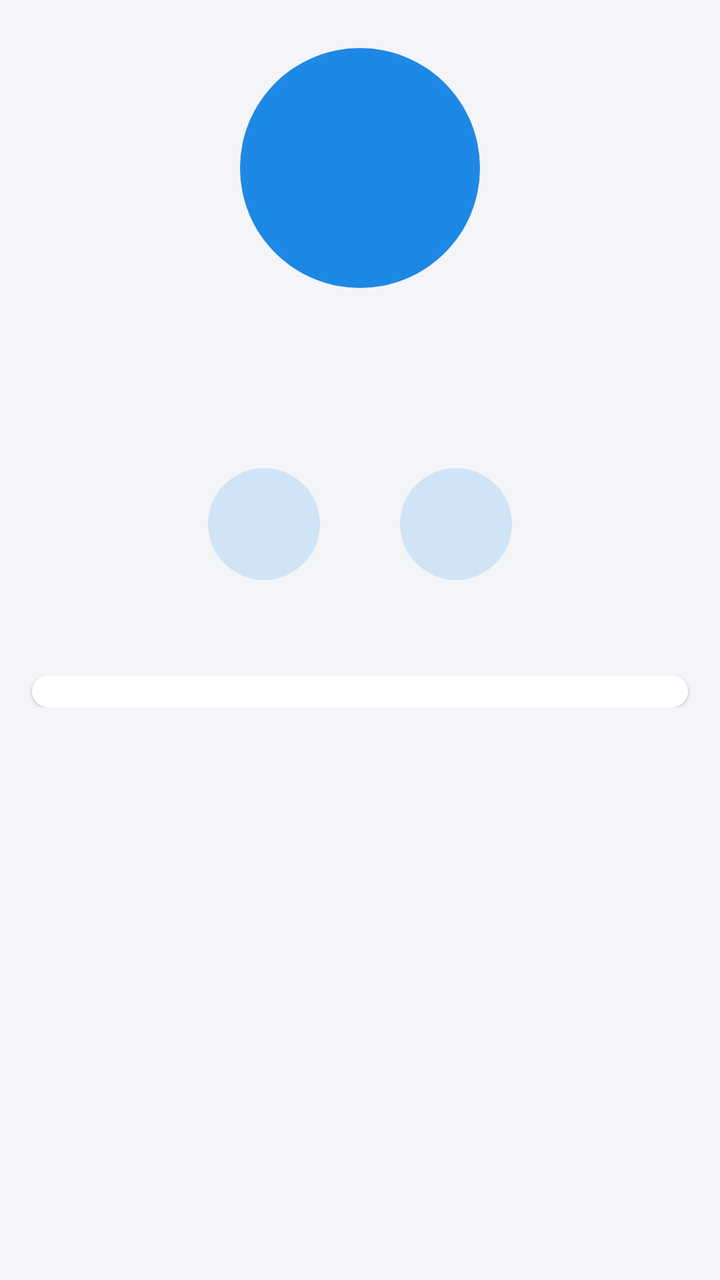
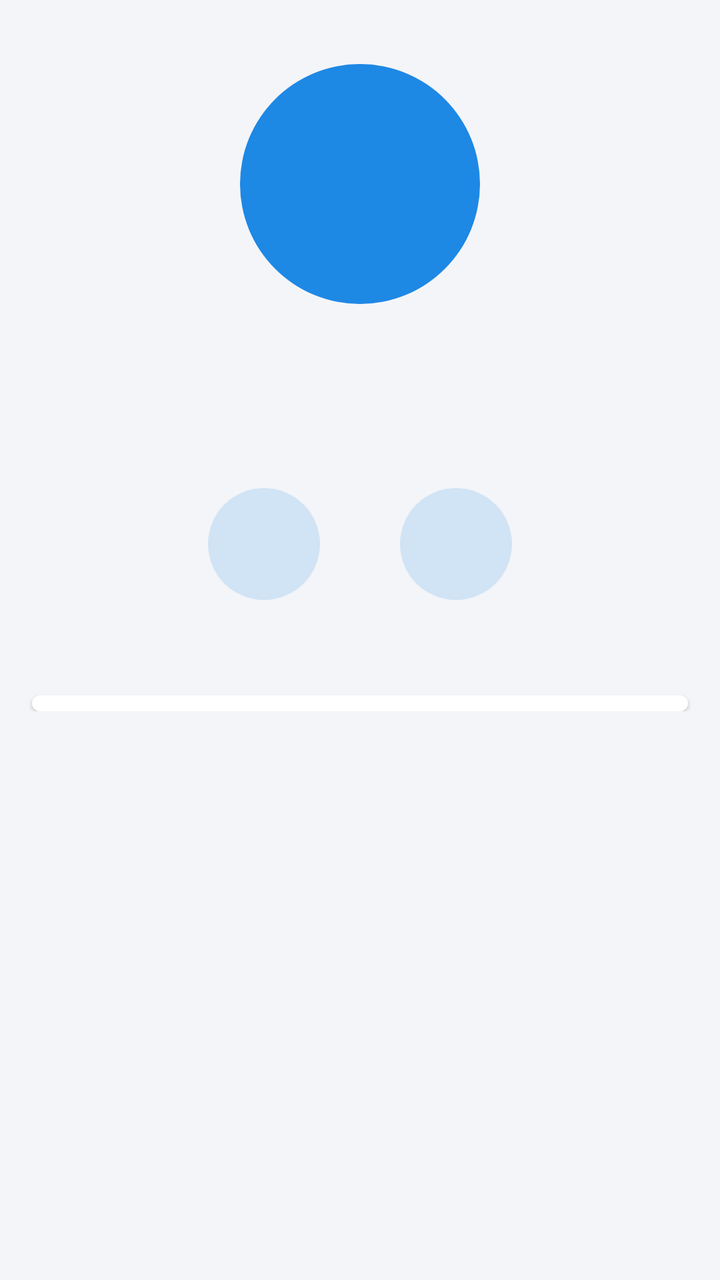

An Android layout rendered at two revisions. The XML below is the earlier revision; the diff shows what the commit changed to produce the second picture.
<!-- AndroidManifest.xml: application theme Theme.FtHangouts -->
<!-- res/layout/activity_contact_detail.xml -->
<?xml version="1.0" encoding="utf-8"?>
<ScrollView xmlns:android="http://schemas.android.com/apk/res/android"
    android:layout_width="match_parent"
    android:layout_height="match_parent">

    <LinearLayout
        android:layout_width="match_parent"
        android:layout_height="wrap_content"
        android:orientation="vertical"
        android:paddingBottom="24dp">

        
        <include
            android:id="@+id/detail_avatar"
            layout="@layout/view_avatar"
            android:layout_width="120dp"
            android:layout_height="120dp"
            android:layout_gravity="center_horizontal"
            android:layout_marginTop="24dp" />

        <TextView
            android:id="@+id/detail_name"
            android:layout_width="match_parent"
            android:layout_height="wrap_content"
            android:layout_marginHorizontal="16dp"
            android:layout_marginTop="16dp"
            android:gravity="center"
            android:textAppearance="@android:style/TextAppearance.Material.Headline"
            android:textIsSelectable="true" />

        <TextView
            android:id="@+id/detail_company"
            android:layout_width="match_parent"
            android:layout_height="wrap_content"
            android:layout_marginHorizontal="16dp"
            android:gravity="center"
            android:textColor="?android:attr/textColorSecondary"
            android:textIsSelectable="true"
            android:textSize="16sp" />

        
        <LinearLayout
            android:layout_width="wrap_content"
            android:layout_height="wrap_content"
            android:layout_gravity="center_horizontal"
            android:layout_marginTop="20dp"
            android:orientation="horizontal">

            <include
                android:id="@+id/button_call"
                layout="@layout/view_quick_action" />

            <include
                android:id="@+id/button_message"
                layout="@layout/view_quick_action" />
        </LinearLayout>

        
        <LinearLayout
            android:id="@+id/detail_rows"
            android:layout_width="match_parent"
            android:layout_height="wrap_content"
            android:layout_marginHorizontal="16dp"
            android:layout_marginTop="24dp"
            android:background="@drawable/bg_card"
            android:elevation="1dp"
            android:orientation="vertical"
            android:paddingVertical="8dp" />
    </LinearLayout>
</ScrollView>
<!-- res/layout/view_avatar.xml (included above) -->
<?xml version="1.0" encoding="utf-8"?>
<FrameLayout xmlns:android="http://schemas.android.com/apk/res/android"
    android:layout_width="40dp"
    android:layout_height="40dp">

    <TextView
        android:id="@+id/avatar_initials"
        android:layout_width="match_parent"
        android:layout_height="match_parent"
        android:background="@drawable/avatar_circle"
        android:gravity="center"
        android:textColor="@color/white"
        android:textStyle="bold" />

    <ImageView
        android:id="@+id/avatar_photo"
        android:layout_width="match_parent"
        android:layout_height="match_parent"
        android:background="@drawable/avatar_circle"
        android:contentDescription="@string/contact_photo"
        android:scaleType="centerCrop"
        android:visibility="gone" />
</FrameLayout>
<!-- res/layout/view_quick_action.xml (included above) -->
<?xml version="1.0" encoding="utf-8"?>
<LinearLayout xmlns:android="http://schemas.android.com/apk/res/android"
    android:layout_width="96dp"
    android:layout_height="wrap_content"
    android:gravity="center_horizontal"
    android:orientation="vertical">

    <ImageButton
        android:id="@+id/quick_action_icon"
        android:layout_width="56dp"
        android:layout_height="56dp"
        android:background="@drawable/bg_tonal_circle"
        android:tint="?android:attr/colorPrimary" />

    <TextView
        android:id="@+id/quick_action_label"
        android:layout_width="wrap_content"
        android:layout_height="wrap_content"
        android:layout_marginTop="6dp"
        android:importantForAccessibility="no"
        android:textColor="?android:attr/colorPrimary"
        android:textSize="13sp" />
</LinearLayout>
<!-- resources referenced by this layout -->
<resources>
  <color name="white">#FFFFFFFF</color>
  <!-- drawable avatar_circle (drawable) -->
  <?xml version="1.0" encoding="utf-8"?>
  <shape xmlns:android="http://schemas.android.com/apk/res/android"
      android:shape="oval">
      <solid android:color="?android:attr/colorPrimary" />
  </shape>
  <!-- drawable bg_card (drawable) -->
  <?xml version="1.0" encoding="utf-8"?>
  <shape xmlns:android="http://schemas.android.com/apk/res/android" android:shape="rectangle">
      <solid android:color="@color/surface" />
      <corners android:radius="16dp" />
  </shape>
  <!-- drawable bg_tonal_circle (drawable) -->
  <?xml version="1.0" encoding="utf-8"?>
  <ripple xmlns:android="http://schemas.android.com/apk/res/android"
      android:color="?android:attr/colorControlHighlight">
      <item>
          <shape android:shape="oval">
              <solid android:color="@color/primary_tonal" />
          </shape>
      </item>
  </ripple>
  <string name="contact_photo">Contact picture</string>
  <style name="Theme.FtHangouts" parent="android:Theme.Material.Light.DarkActionBar">
          <item name="android:colorPrimary">@color/header_blue</item>
          <item name="android:colorPrimaryDark">@color/header_blue</item>
          <item name="android:colorAccent">@color/header_blue</item>
          <item name="android:colorBackground">@color/background</item>
          <item name="android:windowBackground">@color/background</item>
          
          <item name="android:windowLightStatusBar">false</item>
      </style>
  <color name="surface">#FFFFFFFF</color>
  <color name="header_blue">#FF1E88E5</color>
  <color name="background">#FFF4F5F8</color>
</resources>

<!-- the commit's change to res/layout/activity_contact_detail.xml (unified diff, before → after) -->
@@ -10,49 +10,59 @@
         android:paddingBottom="24dp">
 
         
-        <include
-            android:id="@+id/detail_avatar"
-            layout="@layout/view_avatar"
-            android:layout_width="120dp"
-            android:layout_height="120dp"
-            android:layout_gravity="center_horizontal"
-            android:layout_marginTop="24dp" />
-
-        <TextView
-            android:id="@+id/detail_name"
+        <LinearLayout
+            android:id="@+id/detail_header"
             android:layout_width="match_parent"
             android:layout_height="wrap_content"
-            android:layout_marginHorizontal="16dp"
-            android:layout_marginTop="16dp"
-            android:gravity="center"
-            android:textAppearance="@android:style/TextAppearance.Material.Headline"
-            android:textIsSelectable="true" />
-
-        <TextView
-            android:id="@+id/detail_company"
-            android:layout_width="match_parent"
-            android:layout_height="wrap_content"
-            android:layout_marginHorizontal="16dp"
-            android:gravity="center"
-            android:textColor="?android:attr/textColorSecondary"
-            android:textIsSelectable="true"
-            android:textSize="16sp" />
-
-        
-        <LinearLayout
-            android:layout_width="wrap_content"
-            android:layout_height="wrap_content"
-            android:layout_gravity="center_horizontal"
-            android:layout_marginTop="20dp"
-            android:orientation="horizontal">
+            android:orientation="vertical"
+            android:paddingTop="32dp"
+            android:paddingBottom="8dp">
 
             <include
-                android:id="@+id/button_call"
-                layout="@layout/view_quick_action" />
+                android:id="@+id/detail_avatar"
+                layout="@layout/view_avatar"
+                android:layout_width="120dp"
+                android:layout_height="120dp"
+                android:layout_gravity="center_horizontal" />
 
-            <include
-                android:id="@+id/button_message"
-                layout="@layout/view_quick_action" />
+            <TextView
+                android:id="@+id/detail_name"
+                android:layout_width="match_parent"
+                android:layout_height="wrap_content"
+                android:layout_marginHorizontal="16dp"
+                android:layout_marginTop="16dp"
+                android:fontFamily="sans-serif-medium"
+                android:gravity="center"
+                android:textAppearance="@android:style/TextAppearance.Material.Headline"
+                android:textIsSelectable="true" />
+
+            <TextView
+                android:id="@+id/detail_company"
+                android:layout_width="match_parent"
+                android:layout_height="wrap_content"
+                android:layout_marginHorizontal="16dp"
+                android:layout_marginTop="2dp"
+                android:gravity="center"
+                android:textColor="?android:attr/textColorSecondary"
+                android:textIsSelectable="true"
+                android:textSize="16sp" />
+
+            
+            <LinearLayout
+                android:layout_width="wrap_content"
+                android:layout_height="wrap_content"
+                android:layout_gravity="center_horizontal"
+                android:layout_marginTop="20dp"
+                android:orientation="horizontal">
+
+                <include
+                    android:id="@+id/button_call"
+                    layout="@layout/view_quick_action" />
+
+                <include
+                    android:id="@+id/button_message"
+                    layout="@layout/view_quick_action" />
+            </LinearLayout>
         </LinearLayout>
 
         
@@ -61,11 +71,13 @@
             android:layout_width="match_parent"
             android:layout_height="wrap_content"
             android:layout_marginHorizontal="16dp"
-            android:layout_marginTop="24dp"
+            android:layout_marginTop="16dp"
             android:background="@drawable/bg_card"
+            android:divider="@drawable/divider_inset"
             android:elevation="1dp"
             android:orientation="vertical"
-            android:paddingVertical="8dp" />
+            android:paddingVertical="4dp"
+            android:showDividers="middle" />
     </LinearLayout>
 </ScrollView>
 <!-- res/layout/view_avatar.xml (included above) -->
<!-- resource entries referenced after the edit -->
@@ -23,6 +23,14 @@
           </shape>
       </item>
   </ripple>
+  <!-- drawable divider_inset (drawable) -->
+  <?xml version="1.0" encoding="utf-8"?>
+  <inset xmlns:android="http://schemas.android.com/apk/res/android" android:insetLeft="64dp">
+      <shape android:shape="rectangle">
+          <solid android:color="@color/surface_variant" />
+          <size android:height="1dp" />
+      </shape>
+  </inset>
   <string name="contact_photo">Contact picture</string>
   <style name="Theme.FtHangouts" parent="android:Theme.Material.Light.DarkActionBar">
           <item name="android:colorPrimary">@color/header_blue</item>
@@ -34,6 +42,7 @@
           <item name="android:windowLightStatusBar">false</item>
       </style>
   <color name="surface">#FFFFFFFF</color>
+  <color name="surface_variant">#FFE7E8EE</color>
   <color name="header_blue">#FF1E88E5</color>
   <color name="background">#FFF4F5F8</color>
 </resources>
